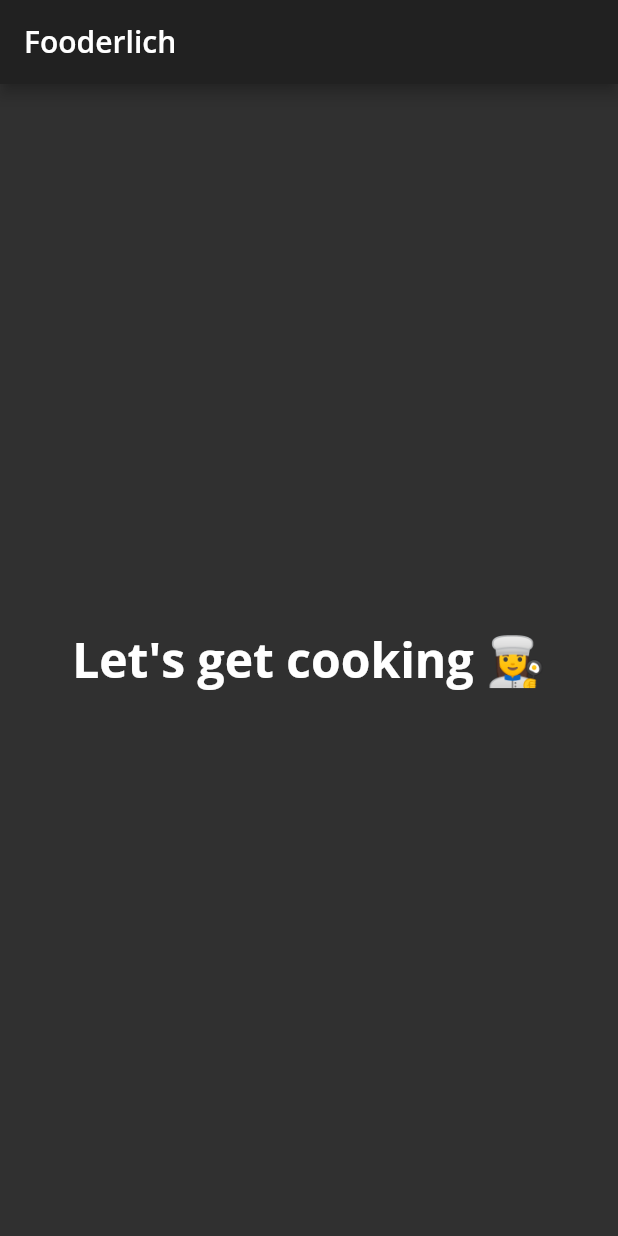
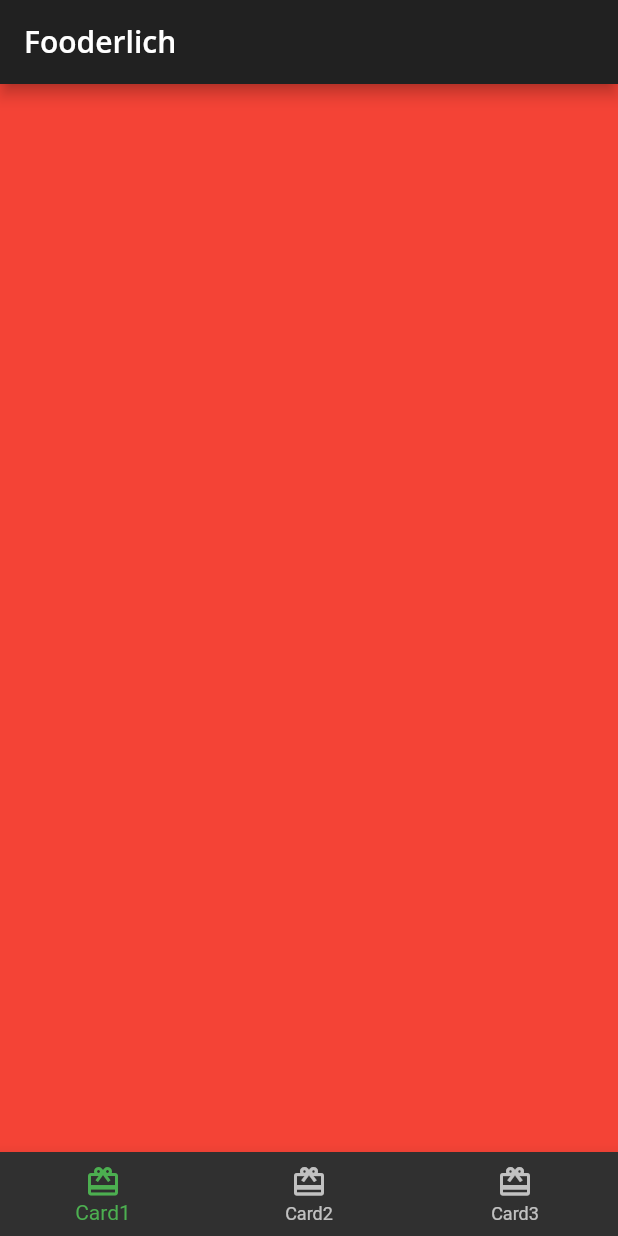
Before and after one commit to mjgasior/learning_flutter, a Flutter app: the screen it shows after launch, on a phone screen of 412 x 824 dp. Run offline on Flutter 3.47's test engine with Material 2 defaults, Android fonts, the phone set to English and light mode, and no system bars; our stand-ins replace google_fonts.

Commit message:
Chapter 3 - scaffold bottom navigation bar

```diff
--- /dev/null
+++ b/lib/home.dart
@@ -0,0 +1,47 @@
+import 'package:flutter/material.dart';
+
+class Home extends StatefulWidget {
+  const Home({Key? key}) : super(key: key);
+
+  @override
+  _HomeState createState() => _HomeState();
+}
+
+class _HomeState extends State<Home> {
+  int _selectedIndex = 0;
+
+  static List<Widget> pages = [
+    Container(color: Colors.red),
+    Container(color: Colors.green),
+    Container(color: Colors.blue),
+  ];
+
+  void _onItemTapped(int index) {
+    setState(() {
+      _selectedIndex = index;
+    });
+  }
+
+  @override
+  Widget build(BuildContext context) {
+    return Scaffold(
+      appBar: AppBar(
+          title:
+              Text('Fooderlich', style: Theme.of(context).textTheme.headline6)),
+      body: pages[_selectedIndex],
+      bottomNavigationBar: BottomNavigationBar(
+          selectedItemColor:
+              Theme.of(context).textSelectionTheme.selectionColor,
+          currentIndex: _selectedIndex,
+          onTap: _onItemTapped,
+          items: const [
+            BottomNavigationBarItem(
+                icon: Icon(Icons.card_giftcard), label: 'Card1'),
+            BottomNavigationBarItem(
+                icon: Icon(Icons.card_giftcard), label: 'Card2'),
+            BottomNavigationBarItem(
+                icon: Icon(Icons.card_giftcard), label: 'Card3'),
+          ]),
+    );
+  }
+}
--- a/lib/main.dart
+++ b/lib/main.dart
@@ -1,4 +1,5 @@
 import 'package:flutter/material.dart';
+import 'package:learning_dart/home.dart';
 import 'fooderlich_theme.dart';
 
 void main() {
@@ -14,13 +15,7 @@ class Fooderlich extends StatelessWidget {
     return MaterialApp(
       title: 'Fooderlich',
       theme: theme,
-      home: Scaffold(
-        appBar:
-            AppBar(title: Text('Fooderlich', style: theme.textTheme.headline6)),
-        body: Center(
-            child: Text('Let\'s get cooking 👩‍🍳',
-                style: theme.textTheme.headline1)),
-      ),
+      home: const Home(),
     );
   }
 }
```
Also changed, not shown: 1 other file.
